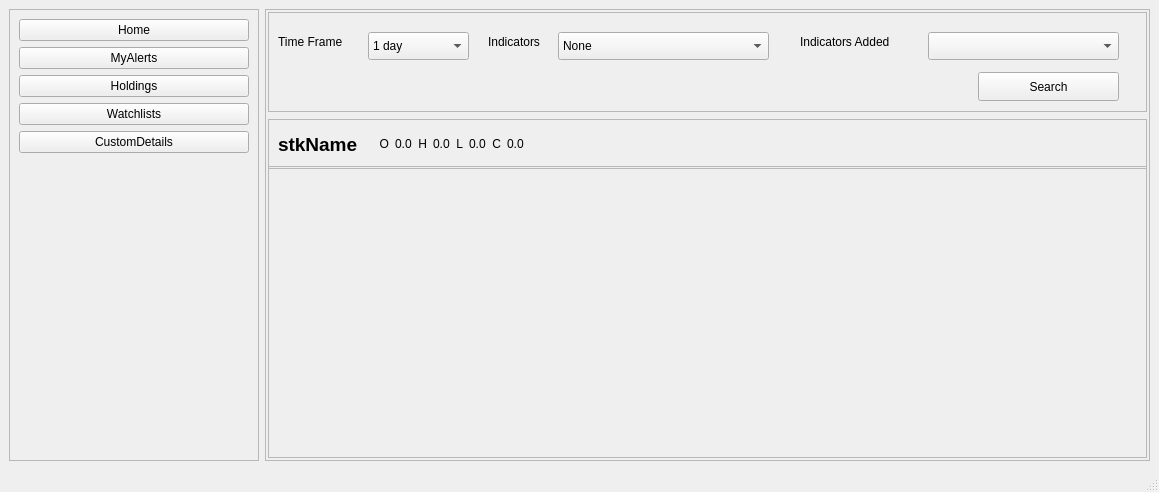
Old version of the form UIFiles/chart.ui in the repository ShubhamMandavkar/TYLiveProjectt-StockAutomationSystem.
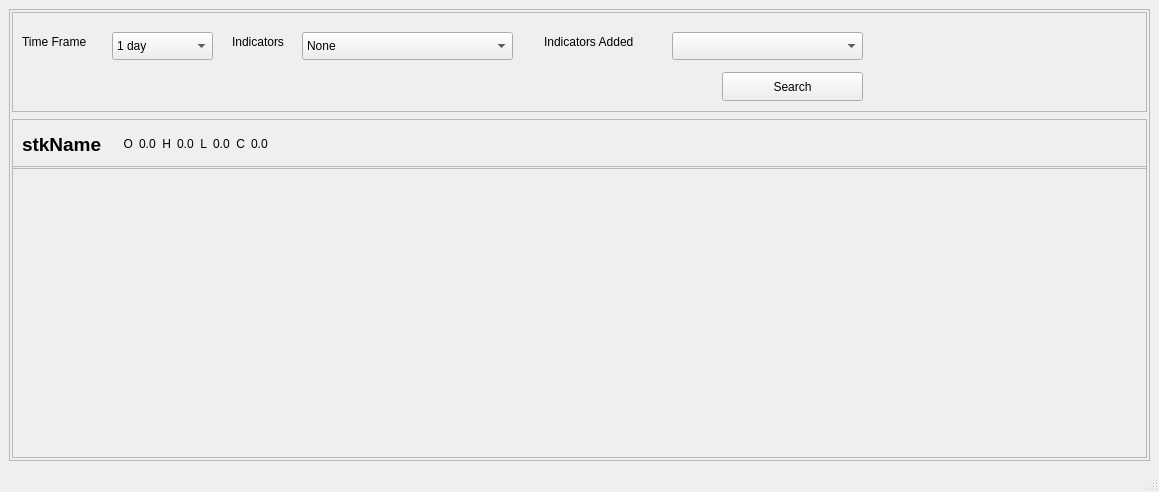
New version of the form.

Commit message: changed ui files- remove the navigation panel from all pages except home page

What changed in the file:
```diff
--- a/UIFiles/chart.ui
+++ b/UIFiles/chart.ui
@@ -15,65 +15,6 @@
   </property>
   <widget class="QWidget" name="centralwidget">
    <layout class="QHBoxLayout" name="horizontalLayout">
-    <item>
-     <widget class="QFrame" name="frmNavBar">
-      <property name="minimumSize">
-       <size>
-        <width>250</width>
-        <height>0</height>
-       </size>
-      </property>
-      <property name="maximumSize">
-       <size>
-        <width>250</width>
-        <height>16777215</height>
-       </size>
-      </property>
-      <property name="frameShape">
-       <enum>QFrame::StyledPanel</enum>
-      </property>
-      <property name="frameShadow">
-       <enum>QFrame::Raised</enum>
-      </property>
-      <layout class="QFormLayout" name="formLayout">
-       <item row="1" column="0" colspan="2">
-        <widget class="QPushButton" name="btnMyAlerts">
-         <property name="text">
-          <string>MyAlerts</string>
-         </property>
-        </widget>
-       </item>
-       <item row="2" column="0" colspan="2">
-        <widget class="QPushButton" name="btnHoldings">
-         <property name="text">
-          <string>Holdings</string>
-         </property>
-        </widget>
-       </item>
-       <item row="4" column="0" colspan="2">
-        <widget class="QPushButton" name="btnCustomDetails">
-         <property name="text">
-          <string>CustomDetails</string>
-         </property>
-        </widget>
-       </item>
-       <item row="3" column="0" colspan="2">
-        <widget class="QPushButton" name="btnWatchlists">
-         <property name="text">
-          <string>Watchlists</string>
-         </property>
-        </widget>
-       </item>
-       <item row="0" column="0" colspan="2">
-        <widget class="QPushButton" name="btnHome">
-         <property name="text">
-          <string>Home</string>
-         </property>
-        </widget>
-       </item>
-      </layout>
-     </widget>
-    </item>
     <item>
      <widget class="QFrame" name="frame_2">
       <property name="frameShape">
```
The commit also changes 17 other files.
